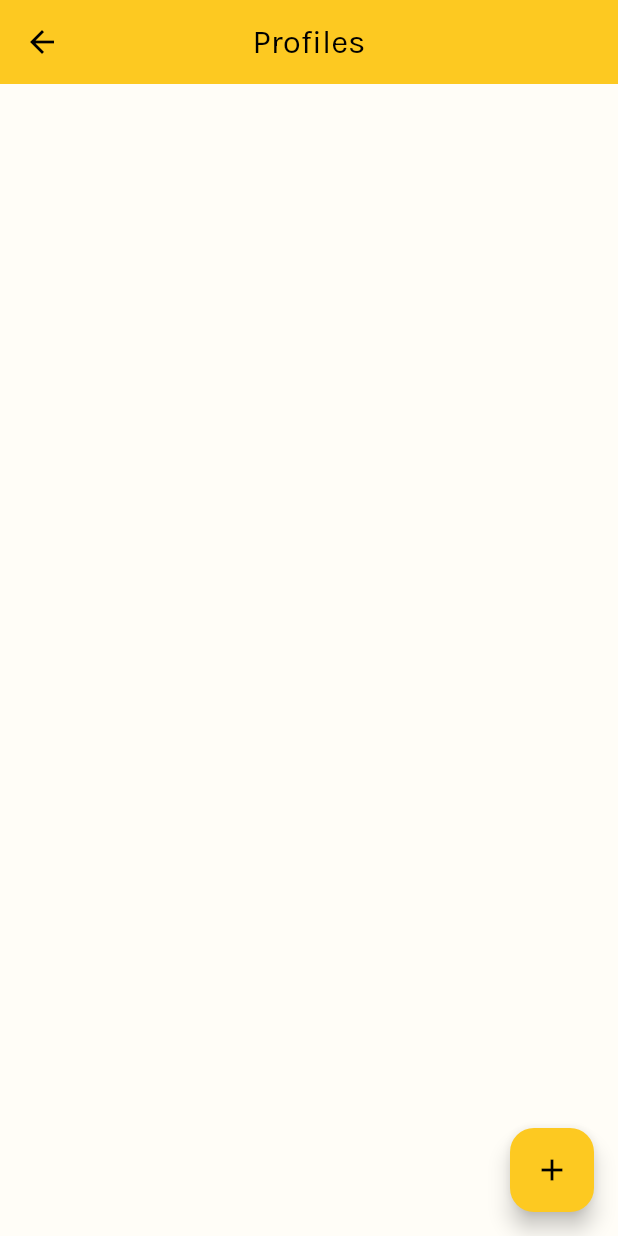
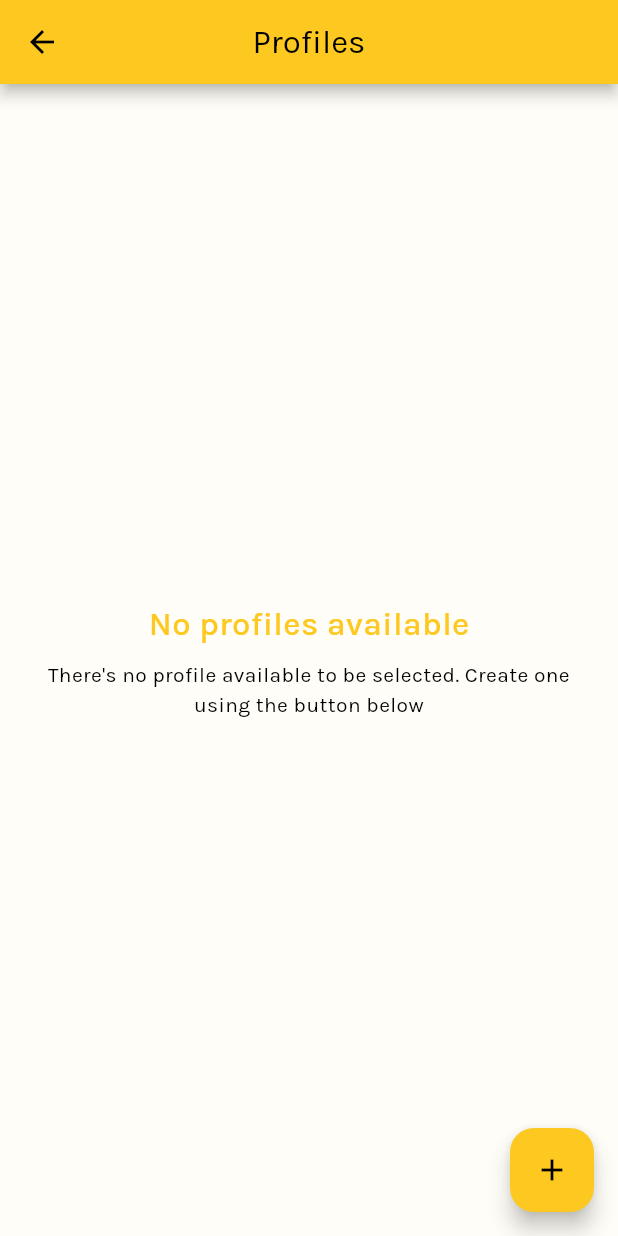
Before and after one commit to icabetong/westminster, a Flutter app: the screen it shows after launch, after a tap on "No Profiles", on a phone screen of 412 x 824 dp. Run offline on Flutter 3.47's test engine with Material 2 defaults, Android fonts, the phone set to English and light mode, and no system bars; our stand-ins replace assets_audio_player, flutter_riverpod, hive, hive_flutter, settings_ui, shared_preferences; missing offline and left inert: moment_dart; accounts and stored records are empty; generated files the repository leaves out were written again.

Commit message:
Added empty views

```diff
--- /dev/null
+++ b/lib/components/empty_view.dart
@@ -0,0 +1,43 @@
+import 'package:flutter/material.dart';
+import 'package:westminster/shared/theme.dart';
+
+class EmptyView extends StatelessWidget {
+  const EmptyView({
+    super.key,
+    required this.title,
+    required this.summary,
+    this.icon,
+  });
+
+  final String title;
+  final String summary;
+  final Widget? icon;
+
+  @override
+  Widget build(BuildContext context) {
+    return Padding(
+      padding: WestminsterTheme.normalPadding,
+      child: Column(
+        mainAxisSize: MainAxisSize.max,
+        mainAxisAlignment: MainAxisAlignment.center,
+        crossAxisAlignment: CrossAxisAlignment.center,
+        children: [
+          icon ?? Container(),
+          Text(
+            title,
+            style: TextStyle(
+              fontWeight: FontWeight.w500,
+              fontSize: 22.0,
+              color: Theme.of(context).colorScheme.primary,
+            ),
+          ),
+          const SizedBox(height: 8),
+          Text(
+            summary,
+            textAlign: TextAlign.center,
+          )
+        ],
+      ),
+    );
+  }
+}
--- a/lib/components/main_button.dart
+++ b/lib/components/main_button.dart
@@ -10,7 +10,7 @@ class MainMenuButton extends StatelessWidget {
 
   final Function()? onPressed;
   final Widget? icon;
-  final Widget? text;
+  final String text;
 
   @override
   Widget build(BuildContext context) {
@@ -20,7 +20,13 @@ class MainMenuButton extends StatelessWidget {
         alignment: Alignment.center,
         children: [
           Align(alignment: Alignment.centerLeft, child: icon),
-          Align(alignment: Alignment.center, child: text)
+          Align(
+            alignment: Alignment.center,
+            child: Text(
+              text,
+              style: const TextStyle(fontFamily: 'Karla'),
+            ),
+          )
         ],
       ),
     );
--- a/lib/locales/app_en.arb
+++ b/lib/locales/app_en.arb
@@ -43,6 +43,10 @@
   "feedbackPoints": "Points",
   "feedbackLocked": "Locked",
   "feedbackFinished": "Finished",
+  "emptyProfilesTitle": "No profiles available",
+  "emptyProfilesBody": "There's no profile available to be selected. Create one using the button below",
+  "emptyLeaderboardTitle": "No star players yet",
+  "emptyLeaderboardBody": "There's no recorded game data available, however, once you played and scored it will show up here.",
   "locationHome": "Home",
   "locationBus": "Bus",
   "locationSchool": "School",
--- a/lib/routes/leaderboard/leaderboard_page.dart
+++ b/lib/routes/leaderboard/leaderboard_page.dart
@@ -2,6 +2,7 @@ import 'package:flutter/material.dart';
 import 'package:flutter_gen/gen_l10n/translations.dart';
 import 'package:flutter_riverpod/flutter_riverpod.dart';
 import 'package:moment_dart/moment_dart.dart';
+import 'package:westminster/components/empty_view.dart';
 import 'package:westminster/providers/leaderboard.dart';
 import 'package:westminster/shared/theme.dart';
 
@@ -17,16 +18,13 @@ class _LeaderboardPageState extends ConsumerState<LeaderboardPage> {
   Widget build(BuildContext context) {
     final logs = ref.watch(leaderboardProvider);
 
-    return Scaffold(
-      appBar: AppBar(
-        title: Text(Translations.of(context).mainMenuLeaderboard),
-        centerTitle: true,
-      ),
-      body: Padding(
-        padding: WestminsterTheme.normalPadding,
-        child: Column(
-          children: [
-            ListView.builder(
+    Widget getAppropriateChild(bool isEmpty) {
+      return isEmpty
+          ? EmptyView(
+              title: Translations.of(context).emptyLeaderboardTitle,
+              summary: Translations.of(context).emptyLeaderboardBody,
+            )
+          : ListView.builder(
               itemCount: logs.length,
               shrinkWrap: true,
               itemBuilder: (BuildContext context, int index) {
@@ -52,10 +50,14 @@ class _LeaderboardPageState extends ConsumerState<LeaderboardPage> {
                   ),
                 );
               },
-            )
-          ],
+            );
+    }
+
+    return Scaffold(
+        appBar: AppBar(
+          title: Text(Translations.of(context).mainMenuLeaderboard),
+          centerTitle: true,
         ),
-      ),
-    );
+        body: getAppropriateChild(logs.isEmpty));
   }
 }
--- a/lib/routes/main.dart
+++ b/lib/routes/main.dart
@@ -4,6 +4,7 @@ import 'package:flutter_riverpod/flutter_riverpod.dart';
 import 'package:westminster/components/main_button.dart';
 import 'package:westminster/providers/music.dart';
 import 'package:westminster/providers/profile.dart';
+import 'package:westminster/routes/leaderboard/leaderboard_page.dart';
 import 'package:westminster/routes/locations/locations_page.dart';
 import 'package:westminster/routes/profile/profile_list_page.dart';
 import 'package:westminster/routes/settings/settings_page.dart';
@@ -103,6 +104,12 @@ class _MainPageState extends ConsumerState<MainPage> {
     }
   }
 
+  Future<void> _onNavigateToLeaderboard() async {
+    Navigator.push(context, MaterialPageRoute(builder: (BuildContext context) {
+      return const LeaderboardPage();
+    }));
+  }
+
   void _onInvokeSettings() {
     Navigator.push(
       context,
@@ -170,18 +177,22 @@ class _MainPageState extends ConsumerState<MainPage> {
             MainMenuButton(
               onPressed: _onStartGame,
               icon: const Icon(Icons.military_tech_outlined),
-              text: Text(Translations.of(context).mainMenuStart.toUpperCase()),
+              text: Translations.of(context).mainMenuStart,
+            ),
+            MainMenuButton(
+              onPressed: _onNavigateToLeaderboard,
+              icon: const Icon(Icons.leaderboard_outlined),
+              text: Translations.of(context).mainMenuLeaderboard,
             ),
             MainMenuButton(
               onPressed: _onInvokeSettings,
               icon: const Icon(Icons.settings_outlined),
-              text:
-                  Text(Translations.of(context).mainMenuSettings.toUpperCase()),
+              text: Translations.of(context).mainMenuSettings,
             ),
             MainMenuButton(
               onPressed: _onExit,
               icon: const Icon(Icons.exit_to_app_outlined),
-              text: Text(Translations.of(context).mainMenuQuit.toUpperCase()),
+              text: Translations.of(context).mainMenuQuit,
             )
           ],
         ),
--- a/lib/routes/profile/profile_list_page.dart
+++ b/lib/routes/profile/profile_list_page.dart
@@ -1,6 +1,7 @@
 import 'package:flutter/material.dart';
 import 'package:flutter_gen/gen_l10n/translations.dart';
 import 'package:flutter_riverpod/flutter_riverpod.dart';
+import 'package:westminster/components/empty_view.dart';
 import 'package:westminster/providers/profile.dart';
 import 'package:westminster/routes/profile/profile.dart';
 import 'package:westminster/routes/profile/profile_editor_page.dart';
@@ -64,14 +65,19 @@ class _ProfileListPageState extends ConsumerState<ProfileListPage> {
     final profiles = ref.watch(profileListProvider);
     final currentProfile = ref.watch(currentProfileProvider);
 
-    return Scaffold(
-      appBar: AppBar(title: Text(Translations.of(context).pageProfiles)),
-      body: ListView.builder(
+    Widget getAppropriateChild(bool isEmpty) {
+      return isEmpty
+          ? EmptyView(
+              title: Translations.of(context).emptyProfilesTitle,
+              summary: Translations.of(context).emptyProfilesBody,
+            )
+          : ListView.builder(
               itemCount: profiles.length,
               shrinkWrap: true,
               itemBuilder: (BuildContext context, int index) {
                 final profile = profiles[index];
-          final isCurrent = profile.profileId == currentProfile?.profileId;
+                final isCurrent =
+                    profile.profileId == currentProfile?.profileId;
 
                 return ListTile(
                   selected: isCurrent,
@@ -83,7 +89,12 @@ class _ProfileListPageState extends ConsumerState<ProfileListPage> {
                   onTap: () => _onInvokeTap(profile),
                 );
               },
-      ),
+            );
+    }
+
+    return Scaffold(
+      appBar: AppBar(title: Text(Translations.of(context).pageProfiles)),
+      body: getAppropriateChild(profiles.isEmpty),
       floatingActionButton: FloatingActionButton(
         onPressed: _onInvokeAdd,
         child: const Icon(Icons.add),
--- a/lib/shared/theme.dart
+++ b/lib/shared/theme.dart
@@ -22,6 +22,7 @@ class WestminsterTheme {
   static const background = Color(0xfffffdf7);
 
   static ThemeData getTheme() {
+    final ThemeData base = ThemeData.light(useMaterial3: true);
     return ThemeData(
       fontFamily: 'Karla',
       brightness: Brightness.light,
@@ -43,10 +44,11 @@ class WestminsterTheme {
       ),
       scaffoldBackgroundColor: background,
       dialogBackgroundColor: background,
-      appBarTheme: const AppBarTheme(
+      appBarTheme: AppBarTheme(
         backgroundColor: primary,
-        elevation: 8,
+        elevation: 4,
         centerTitle: true,
+        shadowColor: base.shadowColor,
       ),
       cardTheme: const CardTheme(color: secondary),
       outlinedButtonTheme: OutlinedButtonThemeData(
```
Lines whose indentation alone changed are shown as unchanged.
